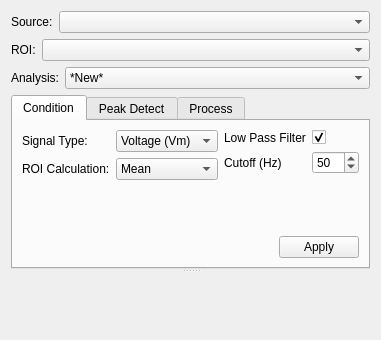
Qt form src/ui/KairoSightWidgetAnalyze.ui (kairosight/KairoSight) before a commit; both pictures show x 0 to 381 and y 0 to 340 of the 381 by 512 pixel window.
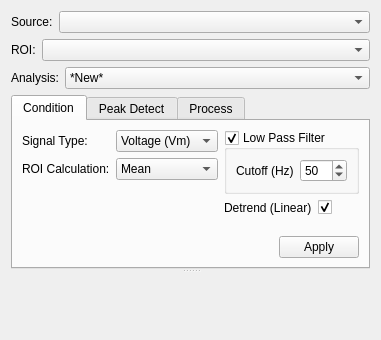
The same form after that commit. Custom widgets are drawn as their Qt base class.

Commit message: Can enter fps and dt, added detrend, export traces

Diff of the .ui file:
```diff
--- a/src/ui/KairoSightWidgetAnalyze.ui
+++ b/src/ui/KairoSightWidgetAnalyze.ui
@@ -6,7 +6,7 @@
    <rect>
     <x>0</x>
     <y>0</y>
-    <width>345</width>
+    <width>348</width>
     <height>512</height>
    </rect>
   </property>
@@ -221,22 +221,17 @@
            </layout>
           </item>
           <item>
-           <layout class="QFormLayout" name="formLayoutCondition2">
-            <item row="0" column="0">
-             <widget class="QLabel" name="filterLabel">
-              <property name="text">
+           <layout class="QVBoxLayout" name="verticalLayout_5">
+            <item>
+             <widget class="QGroupBox" name="groupBoxFilter">
+              <property name="title">
                <string>Low Pass Filter</string>
               </property>
-             </widget>
-            </item>
-            <item row="0" column="1">
-             <widget class="QCheckBox" name="filterCheckBox">
-              <property name="checked">
+              <property name="checkable">
                <bool>true</bool>
               </property>
-             </widget>
-            </item>
-            <item row="1" column="0">
+              <layout class="QFormLayout" name="formLayout">
+               <item row="0" column="0">
              <widget class="QLabel" name="filterFreqLabel">
               <property name="text">
                <string>Cutoff (Hz)</string>
@@ -246,7 +241,7 @@
               </property>
              </widget>
             </item>
-            <item row="1" column="1">
+               <item row="0" column="1">
              <widget class="QSpinBox" name="filterFreqSpinBox">
               <property name="minimum">
                <number>1</number>
@@ -260,6 +255,27 @@
              </widget>
             </item>
            </layout>
+             </widget>
+            </item>
+            <item>
+             <layout class="QFormLayout" name="formLayout_3">
+              <item row="0" column="0">
+               <widget class="QLabel" name="detrendLinearLabel">
+                <property name="text">
+                 <string>Detrend (Linear)</string>
+                </property>
+               </widget>
+              </item>
+              <item row="0" column="1">
+               <widget class="QCheckBox" name="detrendLinearCheckBox">
+                <property name="checked">
+                 <bool>true</bool>
+                </property>
+               </widget>
+              </item>
+             </layout>
+            </item>
+           </layout>
           </item>
          </layout>
         </item>
```
Left out of the diff: 24 changed lines with no effect on the pictures. Lines whose indentation alone changed are shown as unchanged. The commit also changes 4 other files.
